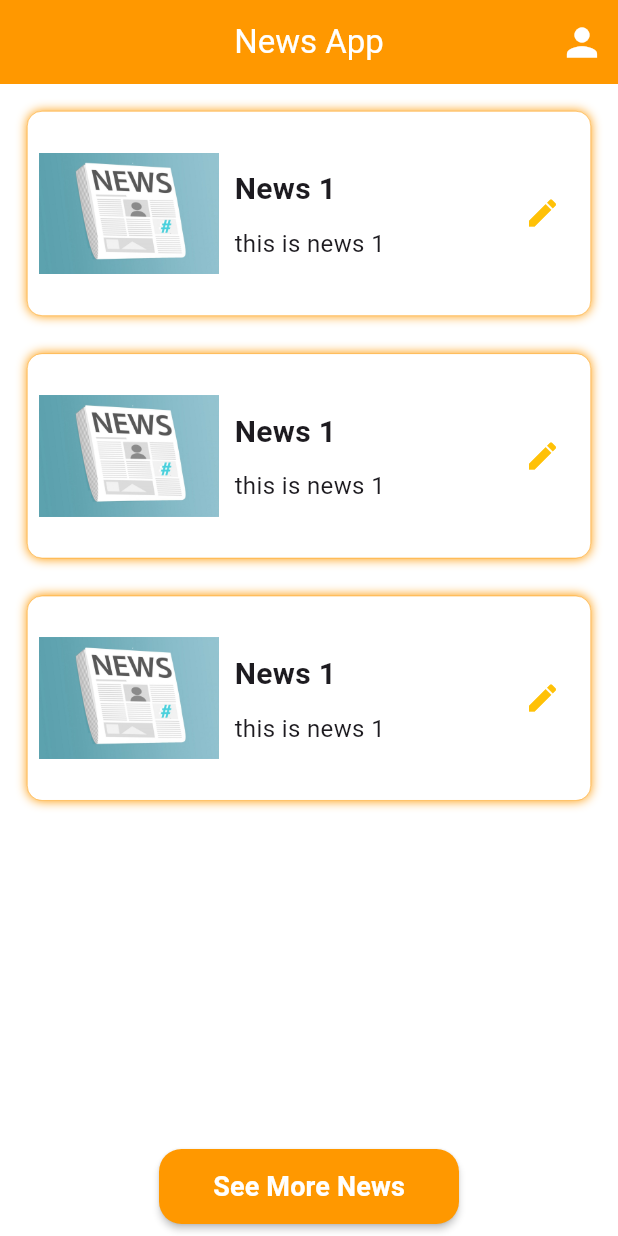
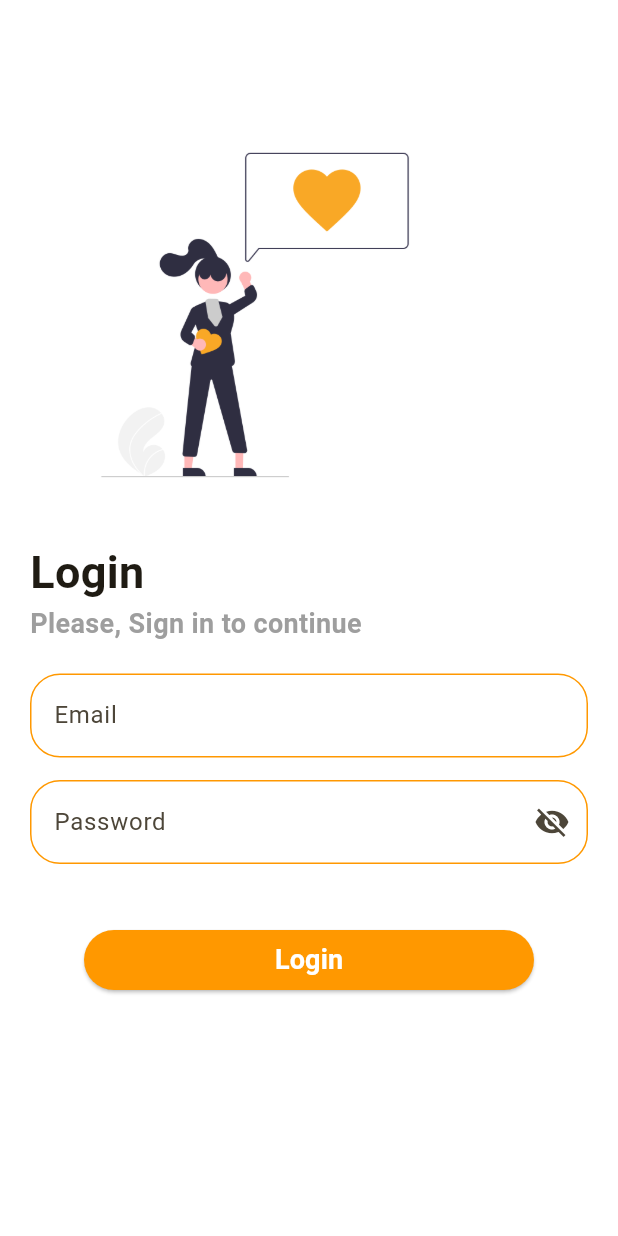
Before and after one commit to ayamohamdd/News_APP, a Flutter app: the screen it shows after launch, on a phone screen of 412 x 824 dp. Run offline on Flutter 3.47's test engine with Material 3 defaults, Android fonts, the phone set to English and light mode, and no system bars; our stand-ins replace dio, sqflite; accounts and stored records are empty.

Commit message:
add login screen

```diff
--- a/lib/main.dart
+++ b/lib/main.dart
@@ -1,5 +1,6 @@
 import 'package:flutter/material.dart';
 import 'package:flutter_application_3/screens/home_screen.dart';
+import 'package:flutter_application_3/screens/login_screen.dart';
 
 void main() {
   runApp(const MyApp());
@@ -12,13 +13,13 @@ class MyApp extends StatelessWidget {
   @override
   Widget build(BuildContext context) {
     return MaterialApp(
-      title: 'Flutter Demo',
+      title: 'News App',
       debugShowCheckedModeBanner: false,
       theme: ThemeData(
-        colorScheme: ColorScheme.fromSeed(seedColor: Colors.deepPurple),
+        colorScheme: ColorScheme.fromSeed(seedColor: Colors.amber),
         useMaterial3: true,
       ),
-      home: const HomeScreen(),
+      home: const LoginScreen(),
     );
   }
 }
--- a/lib/screens/home_screen.dart
+++ b/lib/screens/home_screen.dart
@@ -12,36 +12,48 @@ class HomeScreen extends StatefulWidget {
 }
 
 class _HomeScreenState extends State<HomeScreen> {
+  @override
+  void initState() {
+    super.initState();
+  }
+
   List<Article> articles = [
     Article(
-      title: 'News 1',
-      description: 'this is news 1',
+      title: 'Article 1',
+      description: 'this is article 1',
       imageUrl: 'assets/images/news.jpeg',
     ),
     Article(
-      title: 'News 1',
-      description: 'this is news 1',
-      imageUrl: 'assets/images/news.jpeg',
+      title: 'Article 2',
+      description: 'this is article 2',
+      imageUrl: 'assets/images/news.jpg',
     ),
     Article(
-      title: 'News 1',
-      description: 'this is news 1',
-      imageUrl: 'assets/images/news.jpeg',
+      title: 'Article 3',
+      description: 'this is article 3',
+      imageUrl: 'assets/images/News (1).jpg',
+    ),
+    Article(
+      title: 'Article 4',
+      description: 'this is article 4',
+      imageUrl: 'assets/images/PJ_2016.07.07_Modern-News-Consumer_0-01.webp',
+    ),
+    Article(
+      title: 'Article 5',
+      description: 'this is article 5',
+      imageUrl:
+          'assets/images/news-newspapers-folded-stacked-word-wooden-block-puzzle-dice-concept-newspaper-media-press-release-42301371.png',
     ),
   ];
-
-
-  @override
-  void initState() {
-    // getNewsData();
-    super.initState();
-  }
-
   @override
   Widget build(BuildContext context) {
     return Scaffold(
         backgroundColor: Colors.white,
         appBar: AppBar(
+          leading: const Icon(
+            Icons.arrow_back_ios,
+            color: Colors.white,
+          ),
           title: const Text("News App", style: TextStyle(color: Colors.white)),
           backgroundColor: Colors.orange,
           centerTitle: true,
@@ -66,11 +78,10 @@ class _HomeScreenState extends State<HomeScreen> {
           child: Stack(
             children: [
               ListView.separated(
-                  // physics: const NeverScrollableScrollPhysics(),
                   itemBuilder: (context, index) {
                     return buildNoteModel(articles[index]);
                   },
-                  itemCount: 3,
+                  itemCount: 5,
                   separatorBuilder: (BuildContext context, int index) =>
                       const SizedBox(
                         height: 5,
@@ -100,7 +111,7 @@ class _HomeScreenState extends State<HomeScreen> {
         ));
   }
 
-  Widget buildNoteModel(Article news) {
+  Widget buildNoteModel(Article article) {
     return Padding(
       padding: const EdgeInsets.all(10.0),
       child: Container(
@@ -114,10 +125,10 @@ class _HomeScreenState extends State<HomeScreen> {
         child: Row(
           children: [
             Image(
-              image: AssetImage(news.imageUrl),
-              width: 120,
+              image: AssetImage(article.imageUrl),
+              width: 130,
               height: 120,
-              fit: BoxFit.scaleDown,
+              fit: BoxFit.cover,
             ),
             const SizedBox(
               width: 10,
@@ -128,7 +139,7 @@ class _HomeScreenState extends State<HomeScreen> {
                 crossAxisAlignment: CrossAxisAlignment.start,
                 children: [
                   Text(
-                    news.title,
+                    article.title,
                     style: const TextStyle(
                       fontSize: 20,
                       height: 1.5,
@@ -140,7 +151,7 @@ class _HomeScreenState extends State<HomeScreen> {
                     height: 10.0,
                   ),
                   Text(
-                    news.description,
+                    article.description,
                     style: const TextStyle(
                       fontSize: 16.0,
                     ),
--- /dev/null
+++ b/lib/screens/login_screen.dart
@@ -0,0 +1,118 @@
+import 'package:flutter/material.dart';
+import 'package:flutter_application_3/screens/home_screen.dart';
+
+class LoginScreen extends StatefulWidget {
+  const LoginScreen({super.key});
+
+  @override
+  State<LoginScreen> createState() => _LoginScreenState();
+}
+
+class _LoginScreenState extends State<LoginScreen> {
+  bool isPassword = true;
+
+  @override
+  Widget build(BuildContext context) {
+    return Scaffold(
+      backgroundColor: Colors.white,
+      body: Padding(
+        padding: const EdgeInsets.only(top: 10.0, left: 20, right: 20),
+        child: SingleChildScrollView(
+          child: Column(
+            crossAxisAlignment: CrossAxisAlignment.start,
+            children: [
+              const Padding(
+                padding: EdgeInsets.only(top: 50.0),
+                child: Image(
+                  image:
+                      AssetImage("assets/images/undraw_Loving_it_re_jfh4.png"),
+                  width: 300,
+                  height: 300,
+                ),
+              ),
+              const Text(
+                "Login",
+                style: TextStyle(fontSize: 30, fontWeight: FontWeight.bold),
+              ),
+              const Text(
+                "Please, Sign in to continue",
+                style: TextStyle(
+                    fontSize: 18,
+                    fontWeight: FontWeight.bold,
+                    color: Colors.grey),
+              ),
+              const SizedBox(
+                height: 20,
+              ),
+              Form(
+                  child: Column(
+                children: [
+                  TextFormField(
+                    decoration: const InputDecoration(
+                        // hintText: "Email",
+                        labelText: "Email",
+                        focusedBorder: OutlineInputBorder(
+                            borderRadius: BorderRadius.all(Radius.circular(20)),
+                            borderSide: BorderSide(color: Colors.orange)),
+                        enabledBorder: OutlineInputBorder(
+                            borderRadius: BorderRadius.all(Radius.circular(20)),
+                            borderSide: BorderSide(color: Colors.orange))),
+                  ),
+                  const SizedBox(
+                    height: 15,
+                  ),
+                  TextFormField(
+                    obscureText: isPassword,
+                    decoration: InputDecoration(
+                      // hintText: "Password",
+                      labelText: "Password",
+                      suffixIcon: IconButton(
+                          onPressed: () {
+                            setState(() {
+                              isPassword = !isPassword;
+                            });
+                          },
+                          icon: Icon(isPassword == true
+                              ? Icons.visibility_off
+                              : Icons.visibility)),
+                      focusedBorder: const OutlineInputBorder(
+                          borderRadius: BorderRadius.all(Radius.circular(20)),
+                          borderSide: BorderSide(color: Colors.orange)),
+                      enabledBorder: const OutlineInputBorder(
+                          borderRadius: BorderRadius.all(Radius.circular(20)),
+                          borderSide: BorderSide(color: Colors.orange)),
+                    ),
+                  )
+                ],
+              )),
+              const SizedBox(
+                height: 40,
+              ),
+              Center(
+                child: ElevatedButton(
+                  style: ElevatedButton.styleFrom(
+                      backgroundColor: Colors.orange,
+                      foregroundColor: Colors.white,
+                      fixedSize: const Size(300, 35)),
+                  onPressed: () {
+                    Navigator.push(
+                        context,
+                        MaterialPageRoute(
+                            builder: (context) => const HomeScreen()));
+                  },
+                  child: const Text(
+                    "Login",
+                    style: TextStyle(
+                        color: Colors.white,
+                        fontSize: 18,
+                        fontWeight: FontWeight.bold),
+                  ),
+                ),
+              ),
+            ],
+          ),
+        ),
+      ),
+    );
+  }
+}
```
Also changed, not shown: assets/images/Facebook-News-Update_US_AU_Header.jpg (added), assets/images/News (1).jpg (added), assets/images/PJ_2016.07.07_Modern-News-Consumer_0-01.webp (added), assets/images/news-newspapers-folded-stacked-word-wooden-block-puzzle-dice-concept-newspaper-media-press-release-42301371.png (added), assets/images/news.jpg (added), assets/images/undraw_Loving_it_re_jfh4.png (added).
